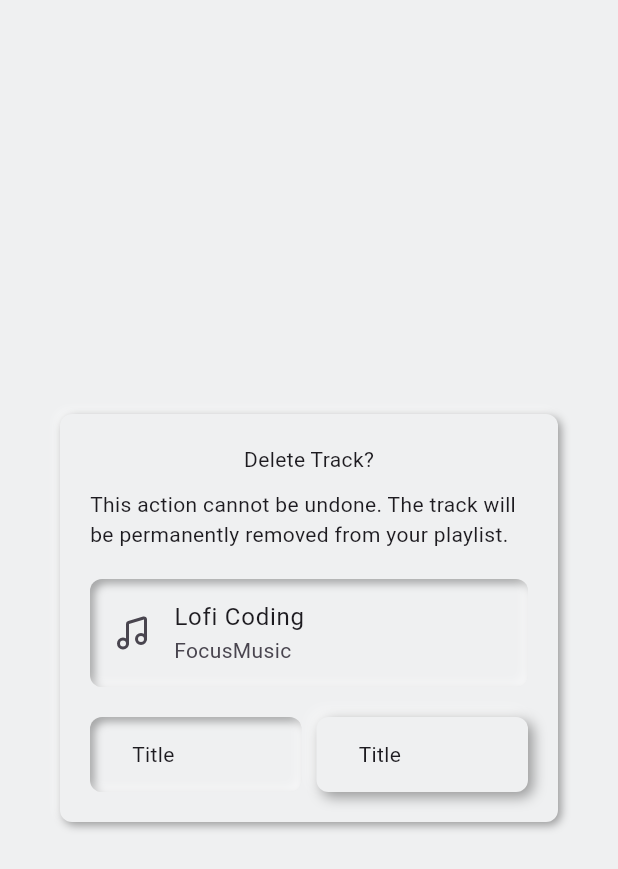
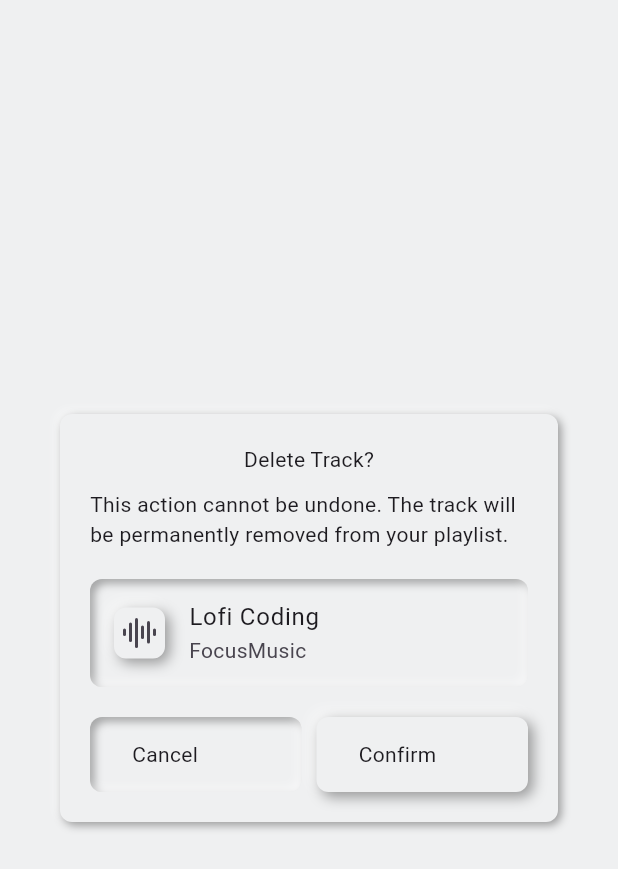
Before and after one commit to jchocola/ya_tuber, a Flutter app: the ConfirmDeletePage widget shown alone on an empty page, opened directly, on a phone screen of 412 x 824 dp. Shown: the top 869 px of the screen. Run offline on Flutter 3.47's test engine with Material 3 defaults, Android fonts, the phone set to English and light mode, and no system bars; our stand-ins replace equatable, flutter_neumorphic_plus, freezed_annotation, gap, get_it, logger and 3 more; missing offline and left inert: localstore, youtube_explode_dart.

Commit message:
logic crub track ready

```diff
--- a/lib/core/app_icon.dart
+++ b/lib/core/app_icon.dart
@@ -31,4 +31,6 @@ class AppIcon {
   static const unsavedIcon = LucideIcons.bookmark300;
 
   static const speedIcon = LucideIcons.gauge300;
+
+  static const audioLinesIcon = LucideIcons.audioLines300;
 }
--- a/lib/main.dart
+++ b/lib/main.dart
@@ -8,6 +8,7 @@ import 'package:ya_tuber/domain/repo/local_store_repo.dart';
 import 'package:ya_tuber/domain/repo/youtube_explode_repo.dart';
 import 'package:ya_tuber/presentation/home_page/home_page.dart';
 import 'package:ya_tuber/presentation/home_page/provider/home_page_provider.dart';
+import 'package:ya_tuber/presentation/playlist_page/provider/playlist_page_provider.dart';
 
 final logger = Logger();
 Future<void> main() async {
@@ -37,6 +38,8 @@ class MyApp extends StatelessWidget {
           create: (context) =>
               HomePageProvider(youtubeExplodeRepo: getIt<YoutubeExplodeRepo>()),
         ),
+
+        ChangeNotifierProvider(create: (context)=> PlaylistPageProvider(localDB: getIt<LocalStoreRepo>())..loadListTracks())
       ],
       child: NeumorphicApp(
         theme: lightTheme,
--- a/lib/presentation/home_page/provider/home_page_provider.dart
+++ b/lib/presentation/home_page/provider/home_page_provider.dart
@@ -25,8 +25,9 @@ class HomePageProvider extends ChangeNotifier {
   bool isMute = false;
   int currentVolume = 70;
   int currentTime = 0;
-  List<double>? playBackRateList = [ -1,-0.5,1, 1.5,2];
+  List<double>? playBackRateList = [-1, -0.5, 1, 1.5, 2];
   double currentPlayBackRate = 1.0;
+  String currentVideoId = '';
 
   YoutubePlayerController? get youtubePlayerController =>
       _youtubePlayerController;
@@ -179,6 +180,9 @@ class HomePageProvider extends ChangeNotifier {
       final videoId = await youtubeExplodeRepo.getVideoIdViaUrl(
         videoUrl: _currentVideoUrl!,
       );
+
+      currentVideoId = videoId;
+
       youtubePlayerController!.loadVideoById(videoId: videoId);
 
       youtubePlayerController!.videoStateStream.listen((data) {
--- a/lib/presentation/playlist_page/page/confirm_delete_page.dart
+++ b/lib/presentation/playlist_page/page/confirm_delete_page.dart
@@ -1,15 +1,20 @@
 import 'package:flutter/material.dart';
 import 'package:flutter_neumorphic_plus/flutter_neumorphic.dart';
+import 'package:provider/provider.dart';
 import 'package:ya_tuber/core/app_constant.dart';
+import 'package:ya_tuber/core/custom_snackbar.dart';
+import 'package:ya_tuber/domain/entity/track_entity.dart';
+import 'package:ya_tuber/presentation/playlist_page/provider/playlist_page_provider.dart';
 import 'package:ya_tuber/widget/big_button.dart';
 import 'package:ya_tuber/widget/play_list_card.dart';
 
 class ConfirmDeletePage extends StatelessWidget {
-  const ConfirmDeletePage({super.key});
-
+  const ConfirmDeletePage({super.key, this.track});
+  final TrackEntity? track;
   @override
   Widget build(BuildContext context) {
     final size = MediaQuery.of(context).size;
+    final playlistPageProvider_read = context.read<PlaylistPageProvider>();
     return Dialog(
       child: Neumorphic(
         child: Padding(
@@ -22,15 +27,33 @@ class ConfirmDeletePage extends StatelessWidget {
               Text(
                 'This action cannot be undone. The track will be permanently removed from your playlist.',
               ),
-              PlayListCard(isPlaying: true),
+              PlayListCard(isPlaying: true, track: track),
 
               Row(
                 spacing: AppConstant.widgetPadding,
                 children: [
                   Expanded(
-                    child: BigButton(isNegative: true, onPressed: () {}),
+                    child: BigButton(
+                      isNegative: true,
+                      onPressed: () {
+                        Navigator.pop(context);
+                      },
+                      title: 'Cancel',
+                    ),
                   ),
-                  Expanded(child: BigButton(onPressed: () {})),
+                  Expanded(
+                    child: BigButton(
+                      onPressed: () async {
+                        Navigator.pop(context);
+                        await playlistPageProvider_read
+                            .deleteTrack(track: track!)
+                            .then((value) {
+                              showCustomSnackbar(context, type: SNACKBAR_TYPE.SUCCESS, content: 'Track deleted');
+                            });
+                      },
+                      title: 'Confirm',
+                    ),
+                  ),
                 ],
               ),
             ],
--- a/lib/widget/custom_neumo_icon.dart
+++ b/lib/widget/custom_neumo_icon.dart
@@ -3,17 +3,18 @@ import 'package:flutter_neumorphic_plus/flutter_neumorphic.dart';
 import 'package:ya_tuber/core/app_constant.dart';
 
 class CustomNeumoIcon extends StatelessWidget {
-  const CustomNeumoIcon({super.key});
-
+  const CustomNeumoIcon({super.key, this.iconData = Icons.abc_rounded});
+  final IconData iconData;
   @override
   Widget build(BuildContext context) {
-    return NeumorphicIcon(
-      Icons.abc_outlined,
-      curve: AppConstant.neumorphicCurve,
-      size: 30,
+    return Neumorphic(
       style: NeumorphicStyle(
-        color: Colors.amber,
+        //color: Colors.amber,
         depth: AppConstant.neumoDepthPositive,
+      ),
+      child: Padding(
+        padding:  EdgeInsets.all(AppConstant.widgetPadding/2),
+        child: Icon(iconData),
       ),
     );
   }
--- a/lib/widget/play_list_card.dart
+++ b/lib/widget/play_list_card.dart
@@ -3,18 +3,22 @@ import 'package:flutter_neumorphic_plus/flutter_neumorphic.dart';
 import 'package:ya_tuber/core/app_constant.dart';
 import 'package:ya_tuber/core/app_icon.dart';
 import 'package:ya_tuber/core/light_app_color.dart';
+import 'package:ya_tuber/domain/entity/track_entity.dart';
 import 'package:ya_tuber/presentation/playlist_page/page/confirm_delete_page.dart';
 import 'package:ya_tuber/presentation/playlist_page/page/edit_track_page.dart';
 import 'package:ya_tuber/widget/custom_circle_button.dart';
+import 'package:ya_tuber/widget/custom_neumo_icon.dart';
 
 class PlayListCard extends StatelessWidget {
   const PlayListCard({
     super.key,
     this.isPlaying = false,
     this.isSetting = false,
+    this.track
   });
   final bool isPlaying;
   final bool isSetting;
+  final TrackEntity? track;
   @override
   Widget build(BuildContext context) {
     return Padding(
@@ -28,9 +32,9 @@ class PlayListCard extends StatelessWidget {
             depth: isPlaying ? AppConstant.neumoDepthNegative : 0,
           ),
           child: ListTile(
-            leading: Icon(AppIcon.musicIcon),
-            title: Text('Lofi Coding'),
-            subtitle: Text('FocusMusic'),
+            leading: isPlaying ? CustomNeumoIcon(iconData: AppIcon.audioLinesIcon,) :Icon(AppIcon.musicIcon),
+            title: Text(track?.title ?? 'Lofi Coding', maxLines: 3,),
+            subtitle: Text(track?.subtitle ?? 'FocusMusic'),
             trailing: Row(
               mainAxisSize: MainAxisSize.min,
               children: [
@@ -40,7 +44,10 @@ class PlayListCard extends StatelessWidget {
                 isSetting
                     ? CustomCircleButton(
                         onPressed: () {
-                           showDialog(context: context, builder: (context)=> EditTrackPage());
+                          showDialog(
+                            context: context,
+                            builder: (context) => EditTrackPage(),
+                          );
                         },
                         icon: AppIcon.editIcon,
                       )
@@ -52,7 +59,12 @@ class PlayListCard extends StatelessWidget {
                 isSetting
                     ? CustomCircleButton(
                         onPressed: () {
-                          showDialog(context: context, builder: (context)=> ConfirmDeletePage());
+                          showDialog(
+                            context: context,
+                            builder: (context) => ConfirmDeletePage(
+                              track: track,
+                            ),
+                          );
                         },
                         icon: AppIcon.deleteIcon,
                       )
```
Also changed, not shown: lib/presentation/home_page/widget/play_buttons_have_controller.dart (+51 -2 lines), lib/presentation/home_page/widget/playlist_widget.dart (+13 -5 lines), lib/presentation/playlist_page/provider/playlist_page_provider.dart (added, +53 -0 lines), lib/presentation/playlist_page/widget/playlists.dart (+15 -5 lines).
